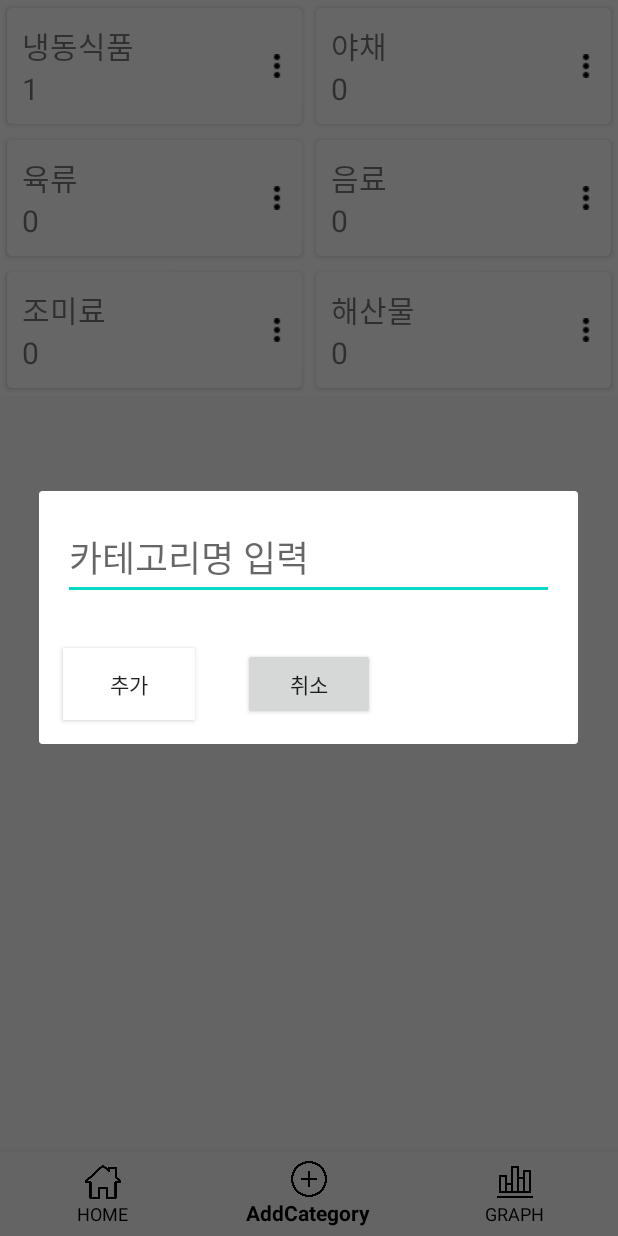
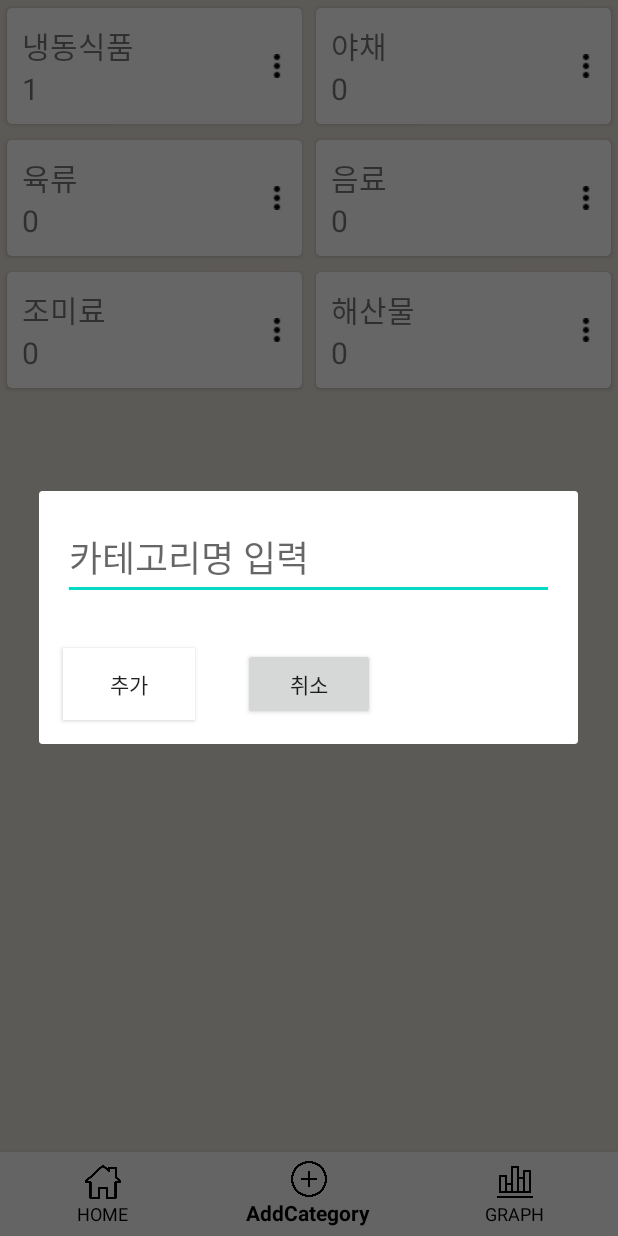
Before and after one commit to skyqnaqna/Capstone2020, an Android app: the su_CategoryActivity screen opened directly, with no data from a screen before it, item 2 of the bottom bar chosen, on a phone screen of 412 x 824 dp. Run offline under Robolectric (Android 15) with nearby library versions, the phone set to English and light mode, and no system bars.

Commit message:
바탕색 setting - 색 결정 X

```diff
--- a/app/src/main/java/com/cs2020/capstone/AlarmReceiver.java
+++ b/app/src/main/java/com/cs2020/capstone/AlarmReceiver.java
@@ -52,7 +52,7 @@ public class AlarmReceiver extends BroadcastReceiver {
                 RingtoneManager.TYPE_NOTIFICATION);
         builder.setSmallIcon(R.drawable.ic_launcher_foreground)//어플 아이콘 넣기
                 .setContentTitle("알람")
-                .setContentText("유통기한이 얼마 남지 않았습니다.")
+                .setContentText("유통기한이 얼마 남지 않은 제품이 있습니다.")
                 .setContentIntent(pendingIntent)
                 .setWhen(System.currentTimeMillis())
                 .setColor(Color.RED)
--- a/app/src/main/res/layout/activity_graph.xml
+++ b/app/src/main/res/layout/activity_graph.xml
@@ -5,7 +5,8 @@
     android:layout_width="match_parent"
     android:layout_height="match_parent"
     android:orientation="vertical"
-    tools:context=".GraphActivity">
+    tools:context=".GraphActivity"
+    android:background="@color/colorBackground">
 
     <ScrollView
         android:layout_width="match_parent"
--- a/app/src/main/res/layout/activity_info.xml
+++ b/app/src/main/res/layout/activity_info.xml
@@ -4,7 +4,8 @@
     xmlns:tools="http://schemas.android.com/tools"
     android:layout_width="match_parent"
     android:layout_height="match_parent"
-    tools:context=".InfoActivity">
+    tools:context=".InfoActivity"
+    android:background="@color/colorBackground">
 
     <androidx.appcompat.widget.Toolbar
         android:id="@+id/toolbar"
--- a/app/src/main/res/layout/activity_main.xml
+++ b/app/src/main/res/layout/activity_main.xml
@@ -31,6 +31,7 @@
         android:paddingBottom="100dp"
         android:clipToPadding="false"
         app:layout_constraintTop_toBottomOf="@+id/toolbar"
+        android:background="@color/colorBackground"
         tools:layout_editor_absoluteX="-4dp" />
 
     <com.google.android.material.bottomnavigation.BottomNavigationView
--- a/app/src/main/res/layout/activity_selected_category.xml
+++ b/app/src/main/res/layout/activity_selected_category.xml
@@ -4,7 +4,8 @@
     xmlns:tools="http://schemas.android.com/tools"
     android:layout_width="match_parent"
     android:layout_height="match_parent"
-    tools:context=".SelectedCategoryActivity">
+    tools:context=".SelectedCategoryActivity"
+    android:background="@color/colorBackground">
 
     <androidx.recyclerview.widget.RecyclerView
         android:id="@+id/SelectedCategoryRecycle"
--- a/app/src/main/res/layout/category_add_box.xml
+++ b/app/src/main/res/layout/category_add_box.xml
@@ -3,7 +3,8 @@
     xmlns:app="http://schemas.android.com/apk/res-auto"
     android:layout_width="match_parent"
     android:layout_height="match_parent"
-    android:orientation="vertical">
+    android:orientation="vertical"
+    android:background="@color/colorBox">
 
     <EditText
         android:id="@+id/add_category_name"
--- a/app/src/main/res/layout/category_delete_box.xml
+++ b/app/src/main/res/layout/category_delete_box.xml
@@ -4,7 +4,8 @@
     xmlns:tools="http://schemas.android.com/tools"
     android:layout_width="match_parent"
     android:layout_height="match_parent"
-    android:orientation="vertical">
+    android:orientation="vertical"
+    android:background="@color/colorBox">
 
     <TextView
         android:id="@+id/deleteText"
--- a/app/src/main/res/layout/category_edit_box.xml
+++ b/app/src/main/res/layout/category_edit_box.xml
@@ -3,7 +3,8 @@
     xmlns:app="http://schemas.android.com/apk/res-auto"
     android:layout_width="match_parent"
     android:layout_height="match_parent"
-    android:orientation="vertical">
+    android:orientation="vertical"
+    android:background="@color/colorBox">
 
     <EditText
         android:id="@+id/edit_category_name"
--- a/app/src/main/res/layout/su_activity_category.xml
+++ b/app/src/main/res/layout/su_activity_category.xml
@@ -4,7 +4,8 @@
     xmlns:tools="http://schemas.android.com/tools"
     android:layout_width="match_parent"
     android:layout_height="match_parent"
-    tools:context=".su_CategoryActivity">
+    tools:context=".su_CategoryActivity"
+    android:background="@color/colorBackground">
 
     <androidx.recyclerview.widget.RecyclerView
         android:id="@+id/CategoryRecycle"
--- a/app/src/main/res/layout/su_item_category.xml
+++ b/app/src/main/res/layout/su_item_category.xml
@@ -3,8 +3,9 @@
     xmlns:app="http://schemas.android.com/apk/res-auto"
     android:layout_width="match_parent"
     android:layout_height="wrap_content"
-    android:background="#FFFFFF"
-    android:weightSum="10">
+    android:background="@color/colorBox"
+    android:weightSum="10"
+    >
 
     <androidx.cardview.widget.CardView
         android:layout_width="match_parent"
--- a/app/src/main/res/values/colors.xml
+++ b/app/src/main/res/values/colors.xml
@@ -1,6 +1,8 @@
 <?xml version="1.0" encoding="utf-8"?>
 <resources>
-    <color name="colorPrimary">#6200EE</color>
-    <color name="colorPrimaryDark">#3700B3</color>
+    <color name="colorPrimary">#EED6D0</color>
+    <color name="colorPrimaryDark">#E6DFD8</color>
     <color name="colorAccent">#03DAC5</color>
+    <color name="colorBackground">#EEE6DFD8</color>
+    <color name="colorBox"></color>
 </resources>
```
Also changed, not shown: app/src/main/res/layout/activity_add.xml (+5 -2 lines).
